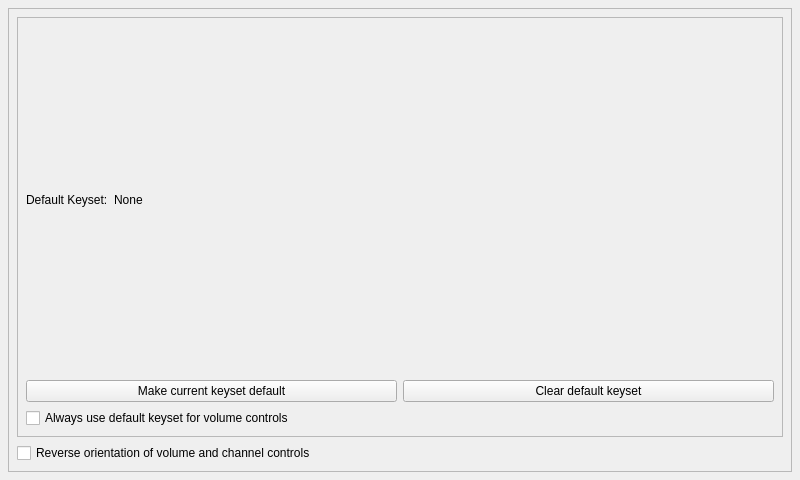
jpietrzak8/Pierogi, file pirpreferencesform.ui: the form before one commit.
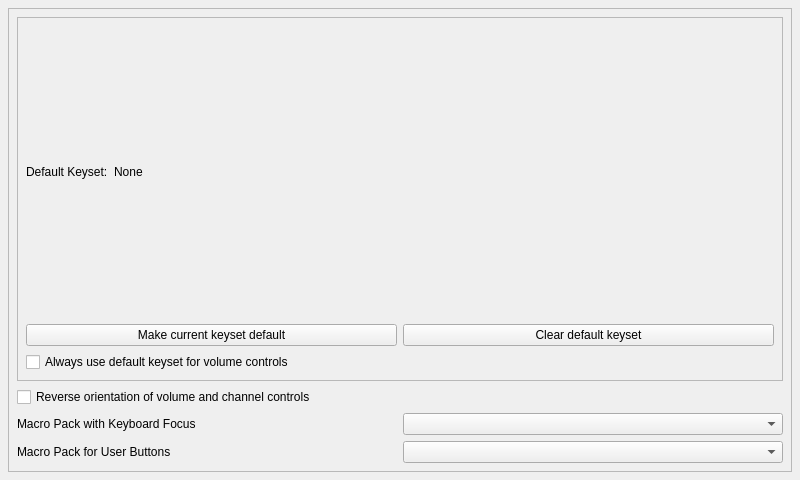
The form after the commit.

The edit to the form file:
```diff
--- a/pirpreferencesform.ui
+++ b/pirpreferencesform.ui
@@ -114,6 +114,34 @@
          </property>
         </widget>
        </item>
+       <item>
+        <layout class="QHBoxLayout" name="horizontalLayout_2">
+         <item>
+          <widget class="QLabel" name="macroKbdLabel">
+           <property name="text">
+            <string>Macro Pack with Keyboard Focus</string>
+           </property>
+          </widget>
+         </item>
+         <item>
+          <widget class="QComboBox" name="macroKbdComboBox"/>
+         </item>
+        </layout>
+       </item>
+       <item>
+        <layout class="QHBoxLayout" name="horizontalLayout_3">
+         <item>
+          <widget class="QLabel" name="macroBtnLabel">
+           <property name="text">
+            <string>Macro Pack for User Buttons</string>
+           </property>
+          </widget>
+         </item>
+         <item>
+          <widget class="QComboBox" name="macroBtnComboBox"/>
+         </item>
+        </layout>
+       </item>
       </layout>
      </widget>
     </widget>
```
